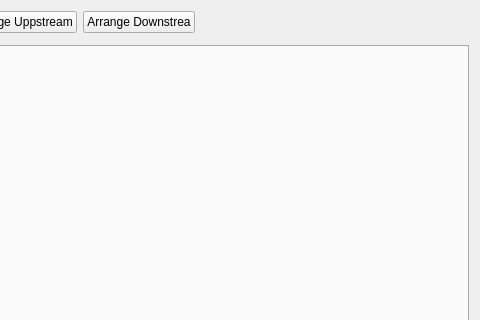
First picture: the form in python/omtk/qt_widgets/nodegraph_widget/ui/nodegraph_widget.ui, repository renaudll/omtk, before the edit; both pictures show x 821 to 1301 and y 0 to 320 of the 1301 by 525 pixel window.
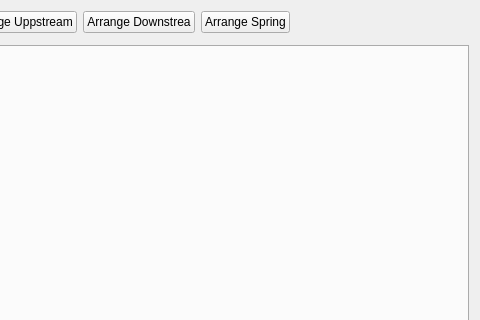
Second picture: the form after the edit. Custom widgets are drawn as their Qt base class.

Commit message: begin implementing jurij spring graph node layout

Diff of the .ui file:
```diff
--- a/python/omtk/qt_widgets/nodegraph_widget/ui/nodegraph_widget.ui
+++ b/python/omtk/qt_widgets/nodegraph_widget/ui/nodegraph_widget.ui
@@ -93,6 +93,13 @@
        </property>
       </widget>
      </item>
+     <item>
+      <widget class="QPushButton" name="pushButton_arrange_spring">
+       <property name="text">
+        <string>Arrange Spring</string>
+       </property>
+      </widget>
+     </item>
      <item>
       <spacer name="horizontalSpacer">
        <property name="orientation">
```
The commit also changes 12 other files.
